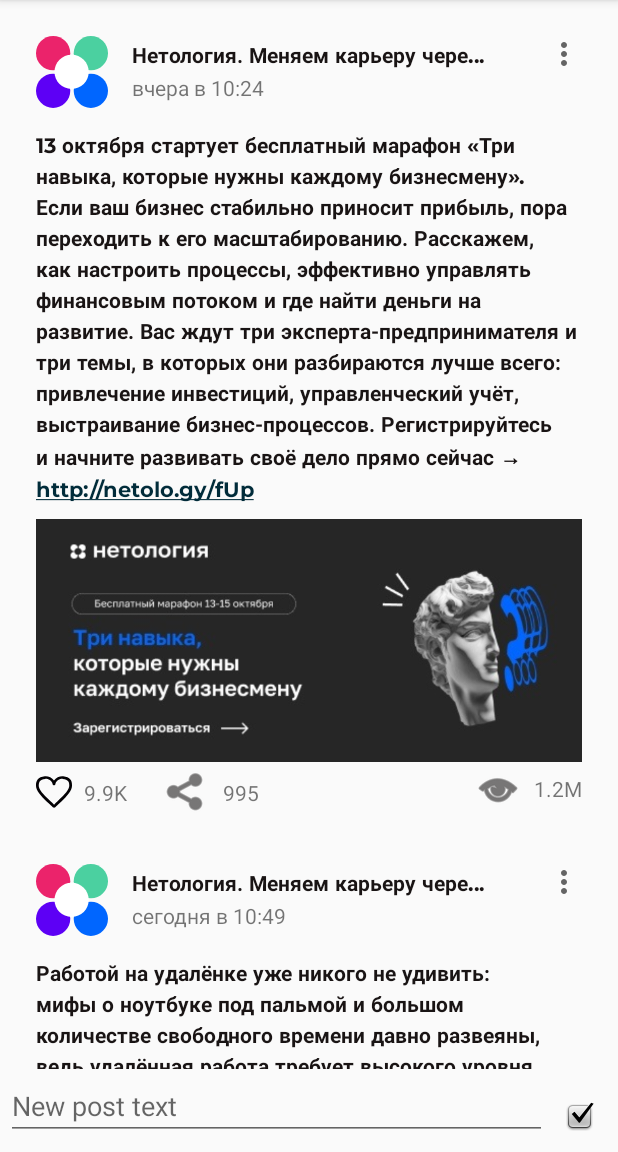
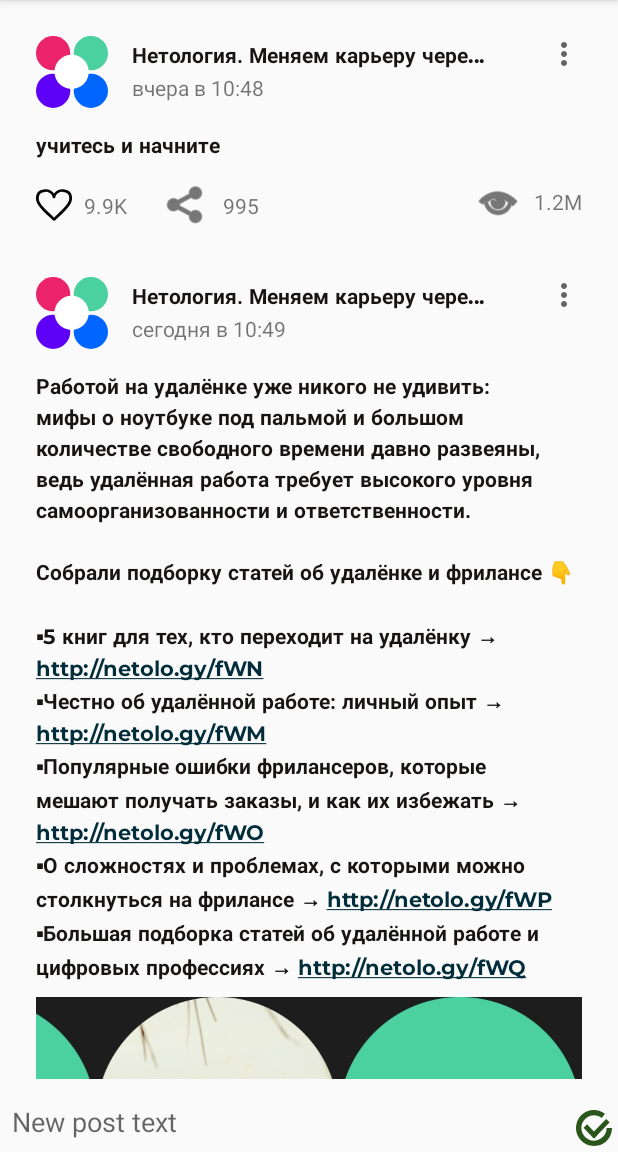
Before and after one commit to kosiginiv83/dz_an13_1.1, an Android app: the screen it shows after launch (MainActivity), on a phone screen of 412 x 824 dp, the part 84-1236 px from its top. Run offline under Robolectric (Android 15) with nearby library versions, the phone set to English and light mode, and no system bars.

Commit message:
CRUD implemented

```diff
--- a/app/build.gradle
+++ b/app/build.gradle
@@ -42,7 +42,7 @@ dependencies {
     def core_version = "1.3.2"
     def appcompat_version = "1.2.0"
     def activity_version = "1.1.0"
-    def constraintlayout_version = "2.0.2"
+    def constraintlayout_version = "2.0.4"
     def junit_version = "4.13.1"
     def ext_junit_version = "1.1.2"
     def espresso_core_version = "3.3.0"
--- a/app/src/main/java/ru/netology/nmedia/dto/Post.kt
+++ b/app/src/main/java/ru/netology/nmedia/dto/Post.kt
@@ -10,5 +10,5 @@ data class Post (
     val likesCount: Int,
     val sharesCount: Int,
     val viewsCount: Int,
-    val imgLink: Int,
+    val imgLink: Int?,
 )
--- a/app/src/main/java/ru/netology/nmedia/repository/PostRepository.kt
+++ b/app/src/main/java/ru/netology/nmedia/repository/PostRepository.kt
@@ -10,21 +10,23 @@ interface PostRepository {
     fun getAll(): LiveData<List<Post>>
     fun likeById(id: Long)
     fun shareById(id: Long)
+    fun removeById(id: Long)
+    fun savePost(post: Post)
 }
 
 
 class PostRepositoryInMemoryImpl : PostRepository {
     private var posts = listOf(
         Post(
-            id = 1,
+            id = 3,
             author = "Нетология. Меняем карьеру через образование",
-            content = "13 октября стартует бесплатный марафон «Три навыка, которые нужны каждому бизнесмену». Если ваш бизнес стабильно приносит прибыль, пора переходить к его масштабированию. Расскажем, как настроить процессы, эффективно управлять финансовым потоком и где найти деньги на развитие. Вас ждут три эксперта-предпринимателя и три темы, в которых они разбираются лучше всего: привлечение инвестиций, управленческий учёт, выстраивание бизнес-процессов. Регистрируйтесь и начните развивать своё дело прямо сейчас → http://netolo.gy/fUp",
-            published = "вчера в 10:24",
+            content = "учитесь и начните",
+            published = "вчера в 10:48",
             likedByMe = false,
             likesCount = 9_999,
             sharesCount = 995,
             viewsCount = 1_200_000,
-            imgLink = R.drawable.post_image
+            imgLink = null
         ),
         Post(
             id = 2,
@@ -45,11 +47,43 @@ class PostRepositoryInMemoryImpl : PostRepository {
             viewsCount = 1_000,
             imgLink = R.drawable.post_image_2
         ),
+        Post(
+            id = 1,
+            author = "Нетология. Меняем карьеру через образование",
+            content = "13 октября стартует бесплатный марафон «Три навыка, которые нужны каждому бизнесмену». Если ваш бизнес стабильно приносит прибыль, пора переходить к его масштабированию. Расскажем, как настроить процессы, эффективно управлять финансовым потоком и где найти деньги на развитие. Вас ждут три эксперта-предпринимателя и три темы, в которых они разбираются лучше всего: привлечение инвестиций, управленческий учёт, выстраивание бизнес-процессов. Регистрируйтесь и начните развивать своё дело прямо сейчас → http://netolo.gy/fUp",
+            published = "вчера в 10:24",
+            likedByMe = false,
+            likesCount = 9_999,
+            sharesCount = 995,
+            viewsCount = 1_200_000,
+            imgLink = R.drawable.post_image
+        ),
     )
 
     private val data = MutableLiveData(posts)
 
+    private var nextId = posts.size.toLong()
+
     override fun getAll(): LiveData<List<Post>> = data
+
+    override fun savePost(post: Post) {
+        if (post.id == 0L) {
+            posts = listOf(
+                post.copy(
+                    id = ++nextId,
+                    author = "Me",
+                    published = "Now"
+                )
+            ) + posts
+            data.value = posts
+            return
+        }
+
+        posts = posts.map {
+            if (it.id != post.id) it else it.copy(content = post.content)
+        }
+        data.value = posts
+    }
 
     override fun likeById(id: Long) {
         posts = posts.map { post ->
@@ -68,4 +102,9 @@ class PostRepositoryInMemoryImpl : PostRepository {
         }
         data.value = posts
     }
+
+    override fun removeById(id: Long) {
+        posts = posts.filter { it.id != id }
+        data.value = posts
+    }
 }
--- a/app/src/main/java/ru/netology/nmedia/viewmodel/PostViewModel.kt
+++ b/app/src/main/java/ru/netology/nmedia/viewmodel/PostViewModel.kt
@@ -1,15 +1,54 @@
 package ru.netology.nmedia.viewmodel
 
+import androidx.lifecycle.MutableLiveData
 import androidx.lifecycle.ViewModel
+import ru.netology.nmedia.dto.Post
 import ru.netology.nmedia.repository.PostRepository
 import ru.netology.nmedia.repository.PostRepositoryInMemoryImpl
+
+
+private val empty = Post(
+    id = 0,
+    content = "",
+    author = "",
+    likedByMe = false,
+    published = "",
+    imgLink = null,
+    likesCount = 0,
+    sharesCount = 0,
+    viewsCount = 0,
+)
 
 
 class PostViewModel : ViewModel() {
     private val repository: PostRepository = PostRepositoryInMemoryImpl()
     val data = repository.getAll()
-//    val edited
+    val edited = MutableLiveData(empty)
+
+    fun setEditedPostToEmpty() {
+        edited.value = empty
+    }
+
+    fun savePost() {
+        edited.value?.let {
+            repository.savePost(it)
+        }
+        edited.value = empty
+    }
+
+    fun editPost(post: Post) {
+        edited.value = post
+    }
+
+    fun changePostContent(content: String) {
+        val text = content.trim()
+        if (edited.value?.content == text) {
+            return
+        }
+        edited.value = edited.value?.copy(content = text)
+    }
 
     fun likeById(id: Long) = repository.likeById(id)
     fun shareById(id: Long) = repository.shareById(id)
+    fun removeById(id: Long) = repository.removeById(id)
 }
--- /dev/null
+++ b/app/src/main/res/drawable/ic_cancel_icon.xml
@@ -0,0 +1,13 @@
+<vector android:height="22.606897dp" android:viewportHeight="149"
+    android:viewportWidth="145" android:width="22dp" xmlns:android="http://schemas.android.com/apk/res/android">
+    <path android:fillColor="#5B331C" android:pathData="M101.731,142.554C92.497,146.835 82.435,149.035 72.257,149C62.079,148.964 52.033,146.693 42.828,142.348L51.633,123.698C58.106,126.754 65.171,128.351 72.329,128.376C79.487,128.401 86.563,126.853 93.057,123.843L101.731,142.554Z"/>
+    <path android:fillColor="#5B331C" android:pathData="M138.554,45.269C142.835,54.503 145.035,64.565 145,74.743C144.964,84.921 142.693,94.967 138.348,104.171L119.698,95.367C122.754,88.894 124.351,81.829 124.376,74.671C124.401,67.513 122.853,60.437 119.843,53.943L138.554,45.269Z"/>
+    <path android:fillColor="#5B331C" android:pathData="M43.269,6.446C52.503,2.165 62.565,-0.035 72.743,0C82.921,0.036 92.967,2.307 102.171,6.652L93.367,25.302C86.894,22.246 79.829,20.649 72.671,20.624C65.513,20.599 58.437,22.146 51.943,25.157L43.269,6.446Z"/>
+    <path android:fillColor="#5B331C" android:pathData="M6.446,103.731C2.165,94.497 -0.035,84.435 0,74.257C0.036,64.079 2.307,54.033 6.652,44.828L25.302,53.633C22.246,60.106 20.649,67.171 20.624,74.329C20.599,81.487 22.146,88.563 25.157,95.057L6.446,103.731Z"/>
+    <path android:fillColor="#00000000"
+        android:pathData="M121.709,123.352L21.149,22.791"
+        android:strokeColor="#5B331C" android:strokeLineJoin="round" android:strokeWidth="20"/>
+    <path android:fillColor="#00000000"
+        android:pathData="M122.352,26.291L21.791,126.852"
+        android:strokeColor="#5B331C" android:strokeLineJoin="round" android:strokeWidth="20"/>
+</vector>
--- /dev/null
+++ b/app/src/main/res/drawable/ic_confirm_icon.xml
@@ -0,0 +1,10 @@
+<vector android:height="24dp" android:viewportHeight="148"
+    android:viewportWidth="148" android:width="24dp" xmlns:android="http://schemas.android.com/apk/res/android">
+    <path android:fillColor="#2B561B" android:pathData="M148,74C148,90.708 142.346,106.924 131.957,120.01C121.569,133.096 107.058,142.281 90.785,146.071C74.513,149.861 57.437,148.033 42.335,140.883C27.234,133.734 14.997,121.684 7.615,106.696C0.233,91.707 -1.86,74.661 1.678,58.332C5.215,42.003 14.175,27.351 27.098,16.762C40.022,6.172 56.149,0.267 72.855,0.009C89.561,-0.25 105.863,5.153 119.108,15.337L105.722,32.745C96.408,25.583 84.943,21.784 73.195,21.965C61.446,22.147 50.105,26.3 41.016,33.747C31.928,41.194 25.627,51.498 23.139,62.981C20.651,74.465 22.123,86.452 27.314,96.993C32.506,107.534 41.112,116.008 51.732,121.036C62.352,126.064 74.361,127.35 85.804,124.684C97.248,122.019 107.453,115.56 114.759,106.357C122.064,97.154 126.041,85.75 126.041,74L148,74Z"/>
+    <path android:fillColor="#00000000"
+        android:pathData="M68.141,108.95L130.991,43.638"
+        android:strokeColor="#2B561B" android:strokeLineJoin="round" android:strokeWidth="20"/>
+    <path android:fillColor="#00000000"
+        android:pathData="M80.11,110.476L38.532,65.898"
+        android:strokeColor="#2B561B" android:strokeLineJoin="round" android:strokeWidth="20"/>
+</vector>
--- a/app/src/main/res/layout/activity_main.xml
+++ b/app/src/main/res/layout/activity_main.xml
@@ -35,7 +35,7 @@
             android:textSize="18sp"
             android:text="Post's text edit mode"
             app:layout_constraintHorizontal_bias="0.5"
-            app:layout_constraintEnd_toStartOf="@id/resetButton"
+            app:layout_constraintEnd_toStartOf="@id/cancelButton"
             app:layout_constraintStart_toStartOf="parent"
             app:layout_constraintTop_toTopOf="parent"
             android:visibility="gone"
@@ -45,10 +45,11 @@
             android:id="@+id/editContent"
             android:layout_width="0dp"
             android:layout_height="wrap_content"
-            android:autofillHints=""
+            android:background="#00FFFFFF"
             android:inputType="textMultiLine"
+            android:importantForAutofill="no"
             android:singleLine="false"
-            android:paddingTop="0dp"
+            android:padding="4dp"
             app:layout_constraintHorizontal_bias="0.5"
             app:layout_constraintEnd_toStartOf="@+id/confirmButton"
             app:layout_constraintStart_toStartOf="parent"
@@ -60,24 +61,29 @@
             android:layout_width="wrap_content"
             android:layout_height="wrap_content"
             android:backgroundTint="#00FFFFFF"
+            android:padding="0dp"
+            app:layout_constraintBottom_toBottomOf="parent"
+            app:layout_constraintEnd_toEndOf="parent"
             app:layout_constraintHorizontal_bias="0.5"
-            app:layout_constraintEnd_toEndOf="parent"
             app:layout_constraintStart_toEndOf="@+id/editContent"
-            app:layout_constraintBottom_toBottomOf="parent"
-            app:srcCompat="@android:drawable/checkbox_on_background" />
+            app:srcCompat="@drawable/ic_confirm_icon" />
 
         <ImageButton
-            android:id="@+id/resetButton"
+            android:id="@+id/cancelButton"
             android:layout_width="wrap_content"
             android:layout_height="wrap_content"
             android:backgroundTint="#00FFFFFF"
-            android:padding="4dp"
+            android:padding="0dp"
+            android:scaleX="1.1"
+            android:scaleY="1.1"
+            android:layout_marginTop="4dp"
+            android:layout_marginEnd="2dp"
+            android:visibility="gone"
             app:layout_constraintEnd_toEndOf="parent"
             app:layout_constraintHorizontal_bias="0.5"
+            app:layout_constraintTop_toTopOf="parent"
             app:layout_constraintStart_toEndOf="@id/editHint"
-            app:layout_constraintTop_toTopOf="parent"
-            app:srcCompat="@android:drawable/btn_dialog"
-            android:visibility="gone"
+            app:srcCompat="@drawable/ic_cancel_icon"
             tools:visibility="visible" />
     </androidx.constraintlayout.widget.ConstraintLayout>
 
--- a/app/src/main/res/layout/card_post.xml
+++ b/app/src/main/res/layout/card_post.xml
@@ -27,7 +27,7 @@
         android:textColor="#191414"
         android:textSize="14sp"
         app:layout_constraintBottom_toTopOf="@+id/published"
-        app:layout_constraintEnd_toStartOf="@id/more_button"
+        app:layout_constraintEnd_toStartOf="@id/menu_button"
         app:layout_constraintStart_toEndOf="@+id/avatar"
         app:layout_constraintTop_toTopOf="@+id/avatar"
         app:layout_constraintVertical_chainStyle="packed"
@@ -44,7 +44,7 @@
         tools:text="@sample/posts.json/data/published" />
 
     <ImageButton
-        android:id="@+id/more_button"
+        android:id="@+id/menu_button"
         android:layout_width="wrap_content"
         android:layout_height="wrap_content"
         android:background="#00FFFFFF"
@@ -63,12 +63,13 @@
 
     <TextView
         android:id="@+id/content"
-        android:layout_width="wrap_content"
+        android:layout_width="match_parent"
         android:layout_height="wrap_content"
         android:layout_marginTop="16dp"
         android:autoLink="web"
         android:ellipsize="marquee"
         android:fontFamily="@font/montserrat_bold"
+        android:gravity="left"
         android:lineSpacingExtra="4sp"
         android:textColor="#191414"
         android:textColorLink="#012C3A"
--- a/app/src/main/res/menu/popup_menu.xml
+++ b/app/src/main/res/menu/popup_menu.xml
@@ -1,4 +1,5 @@
 <?xml version="1.0" encoding="utf-8"?>
 <menu xmlns:android="http://schemas.android.com/apk/res/android">
     <item android:id="@+id/removePost" android:title="Remove" />
+    <item android:id="@+id/editPost" android:title="Edit" />
 </menu>
--- a/app/src/main/res/values/strings.xml
+++ b/app/src/main/res/values/strings.xml
@@ -3,5 +3,6 @@
     <string name="nmedia">NMedia!</string>
     <string name="author">Netology. Changing careers through education</string>
     <string name="published">yesterday at 10:24</string>
+    <string name="error_empty_content">Post\'s text couldn\'t be empty</string>
     <string name="content">On October 13, the free marathon "Three skills that every businessman needs" starts. If your business is consistently profitable, it\'s time to move on to scaling it. We will tell you how to set up processes, effectively manage the financial flow and where to find money for development. Three expert entrepreneurs and three topics they know best are waiting for you: attracting investments, management accounting, building business processes. Register and start developing your business right now → http://netolo.gy/fUp</string>
 </resources>
--- a/build.gradle
+++ b/build.gradle
@@ -6,7 +6,7 @@ buildscript {
         jcenter()
     }
     dependencies {
-        classpath 'com.android.tools.build:gradle:4.1.0'
+        classpath 'com.android.tools.build:gradle:4.1.1'
         classpath "org.jetbrains.kotlin:kotlin-gradle-plugin:$kotlin_version"
 
         // NOTE: Do not place your application dependencies here; they belong
```
Also changed, not shown: app/src/main/java/ru/netology/nmedia/MainActivity.kt (+70 -6 lines), app/src/main/java/ru/netology/nmedia/adapter/PostsAdapter.kt (+27 -2 lines), app/src/main/java/ru/netology/nmedia/utils/AndroidUtils.kt (added, +13 -0 lines), app/src/main/res/layout/footer.xml (+29 -8 lines), 1 other file.
